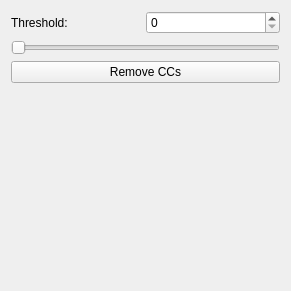
First picture: the form in ilastik/workflows/mriVolumetry/cc_drawer.ui, repository ilastik/ilastik, before the edit.
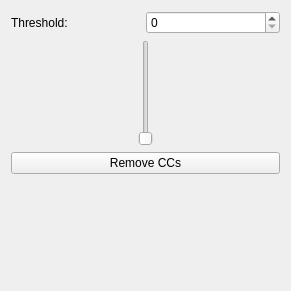
Second picture: the form after the edit.

Diff of the .ui file:
```diff
--- a/ilastik/workflows/mriVolumetry/cc_drawer.ui
+++ b/ilastik/workflows/mriVolumetry/cc_drawer.ui
@@ -48,14 +48,11 @@
        <property name="maximum">
         <number>100000</number>
        </property>
-       <property name="singleStep">
-        <number>10</number>
-       </property>
-       <property name="pageStep">
-        <number>100</number>
-       </property>
        <property name="orientation">
-        <enum>Qt::Horizontal</enum>
+        <enum>Qt::Vertical</enum>
+       </property>
+       <property name="tickPosition">
+        <enum>QSlider::NoTicks</enum>
        </property>
       </widget>
      </item>
```
